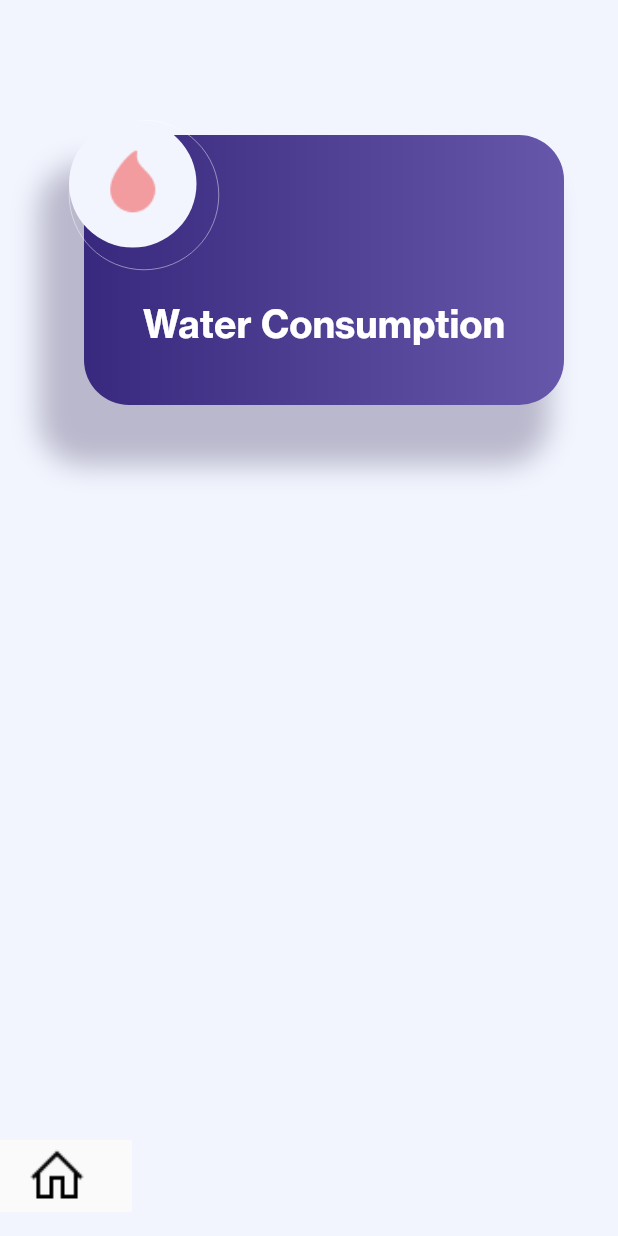
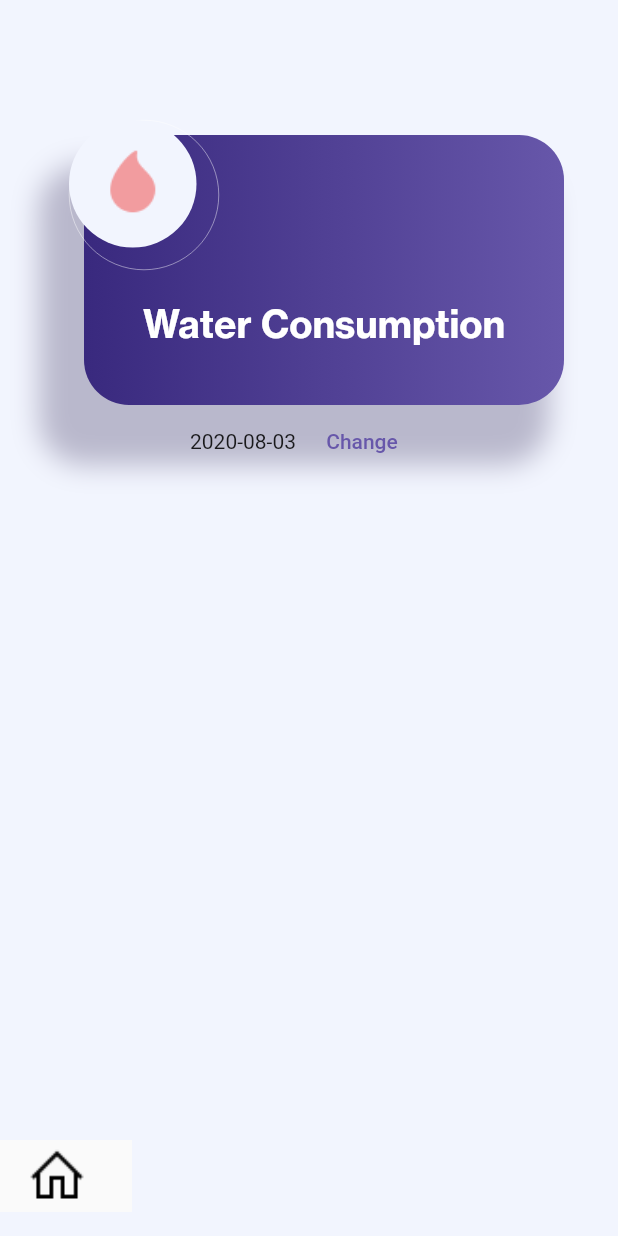
Before and after one commit to Maryam-Mo/health-tracker, a Flutter app: the WaterScreen screen opened by its route, on a phone screen of 412 x 824 dp. Run offline on Flutter 3.47's test engine with Material 2 defaults, Android fonts, the phone set to English and light mode, and no system bars; our stand-ins replace flutter_datetime_picker.

Commit message:
Add DatePickerComponent in the WaterPage

```diff
--- /dev/null
+++ b/client/lib/components/date_picker.dart
@@ -0,0 +1,52 @@
+import 'package:flutter/material.dart';
+import 'package:flutter_datetime_picker/flutter_datetime_picker.dart';
+import 'package:health/constants.dart';
+import 'package:intl/intl.dart';
+
+class DatePickerRow extends StatefulWidget {
+  static DateTime dateTime = DateTime.now();
+
+  @override
+  _DatePickerRowState createState() => _DatePickerRowState();
+}
+
+class _DatePickerRowState extends State<DatePickerRow> {
+  String formattedDate =
+      DateFormat('yyyy-MM-dd').format(DatePickerRow.dateTime);
+
+  @override
+  Widget build(BuildContext context) {
+    return Row(
+      mainAxisAlignment: MainAxisAlignment.center,
+      children: <Widget>[
+        Text(formattedDate),
+        FlatButton(
+            onPressed: () {
+              DatePicker.showDatePicker(context,
+                  showTitleActions: true,
+                  minTime: DateTime(2019),
+                  maxTime: DateTime.now(),
+                  theme: DatePickerTheme(
+                      headerColor: kLightPurpleColor,
+                      backgroundColor: kBackgroundColor,
+                      itemStyle: TextStyle(
+                          color: Colors.black,
+                          fontWeight: FontWeight.bold,
+                          fontSize: 18),
+                      doneStyle: TextStyle(color: Colors.white, fontSize: 16)),
+                  onConfirm: (date) {
+                setState(() {
+                  DatePickerRow.dateTime = date;
+                  formattedDate =
+                      DateFormat('yyyy-MM-dd').format(DatePickerRow.dateTime);
+                });
+              }, currentTime: DateTime.now(), locale: LocaleType.en);
+            },
+            child: Text(
+              'Change',
+              style: TextStyle(color: kLightPurpleColor),
+            )),
+      ],
+    );
+  }
+}
--- a/client/lib/components/purple_container.dart
+++ b/client/lib/components/purple_container.dart
@@ -1,4 +1,5 @@
 import 'package:flutter/material.dart';
+import 'package:health/constants.dart';
 
 class PurpleContainerWithShadows extends StatelessWidget {
   PurpleContainerWithShadows(
@@ -21,8 +22,8 @@ class PurpleContainerWithShadows extends StatelessWidget {
         ),
         gradient: LinearGradient(
           colors: [
-            const Color(0xFF6757AA),
-            const Color(0xFF39297E),
+            kLightPurpleColor,
+            kDarkPurpleColor,
           ],
           begin: begin,
           end: end,
--- a/client/lib/constants.dart
+++ b/client/lib/constants.dart
@@ -21,3 +21,5 @@ const kTextTextStyle = TextStyle(
 );
 
 const kBackgroundColor = Color(0xFFF2F5FE);
+const kDarkPurpleColor = Color(0xFF39297E);
+const kLightPurpleColor = Color(0xFF6757AA);
--- a/client/lib/screens/water_screen.dart
+++ b/client/lib/screens/water_screen.dart
@@ -1,11 +1,17 @@
 import 'package:flutter/material.dart';
+import 'package:health/components/date_picker.dart';
 import 'package:health/components/icon_button.dart';
 import 'package:health/components/purple_container.dart';
 import 'package:health/constants.dart';
 
-class WaterScreen extends StatelessWidget {
+class WaterScreen extends StatefulWidget {
   static const String id = 'water_screen';
 
+  @override
+  _WaterScreenState createState() => _WaterScreenState();
+}
+
+class _WaterScreenState extends State<WaterScreen> {
   @override
   Widget build(BuildContext context) {
     return Scaffold(
@@ -79,6 +85,7 @@ class WaterScreen extends StatelessWidget {
               ],
             ),
           ),
+          DatePickerRow(),
           Expanded(
             flex: 1,
             child: Align(
--- a/client/pubspec.yaml
+++ b/client/pubspec.yaml
@@ -13,6 +13,8 @@ dependencies:
     sdk: flutter
 
   cupertino_icons: ^0.1.3
+  flutter_datetime_picker: ^1.3.8
+  intl: ^0.16.1
 
 dev_dependencies:
   flutter_test:
```
Also changed, not shown: client/pubspec.lock, 10 other files.
